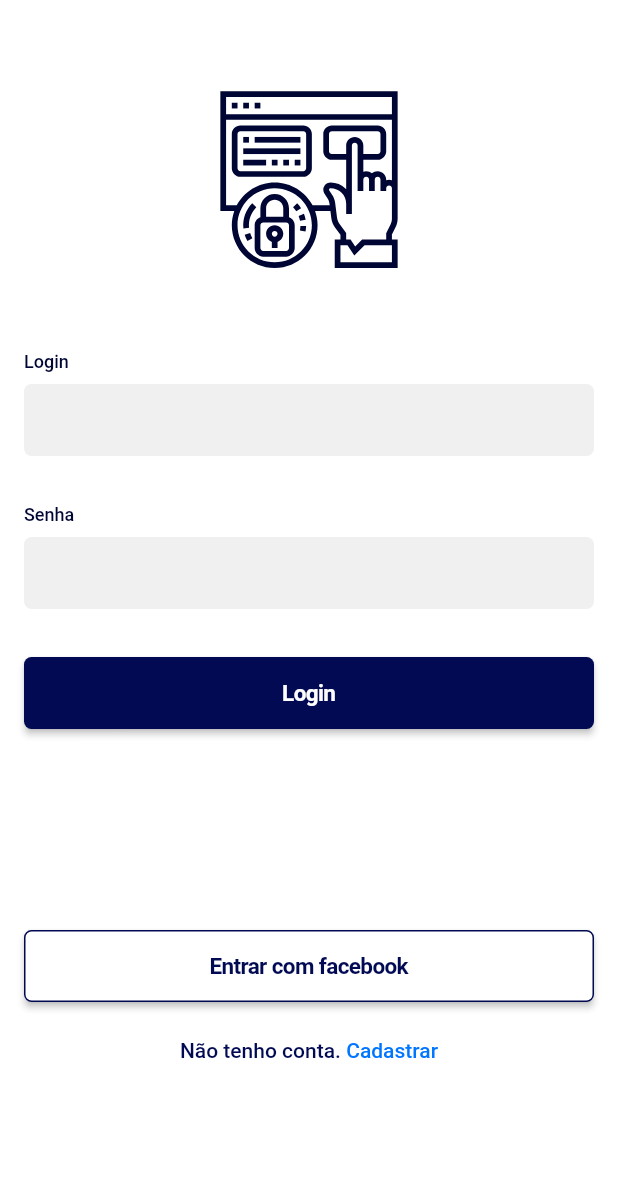
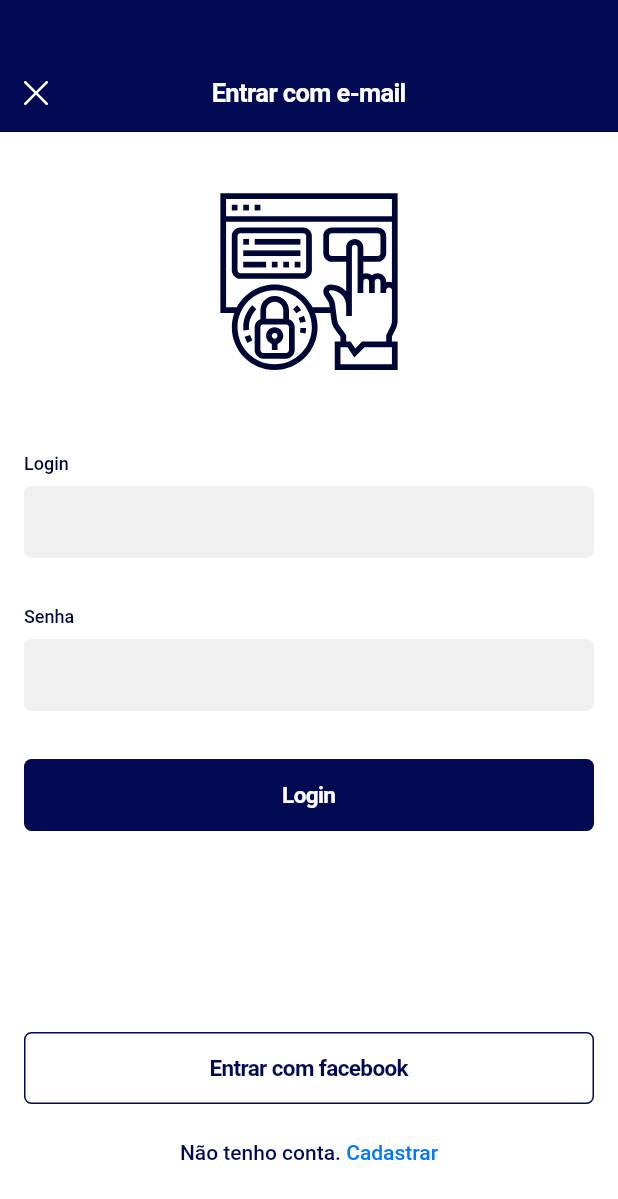
Before and after one commit to Daanilo-s19/mesa_news_challenge, a Flutter app: the SigninPage screen opened by its route, on a phone screen of 412 x 824 dp. Shown: the top 1199 px of the screen. Run offline on Flutter 3.47's test engine with Material 2 defaults, Android fonts, the phone set to English and light mode, and no system bars; our stand-ins replace flutter_dotenv, flutter_modular, flutter_svg, mobx; generated files the repository leaves out were written again.

Commit message:
fix: fixed and improvemnts

```diff
--- a/lib/app/main_module.dart
+++ b/lib/app/main_module.dart
@@ -18,7 +18,7 @@ class AppModule extends MainModule {
         ModularRouter("/onboarding",
             module: OnboardingModule(),
             duration: Duration(milliseconds: 500),
-            transition: TransitionType.downToUp),
+            transition: TransitionType.fadeIn),
       ];
 
   static Inject get to => Inject<AppModule>.of();
--- a/lib/modules/splashPage/splash_page.dart
+++ b/lib/modules/splashPage/splash_page.dart
@@ -34,8 +34,7 @@ class _SplashScreenState extends State<SplashPage> {
   @override
   Widget build(BuildContext context) {
     SystemChrome.setSystemUIOverlayStyle(
-        SystemUiOverlayStyle(statusBarColor: Colors.transparent));
-    WidgetsFlutterBinding.ensureInitialized();
+        SystemUiOverlayStyle(statusBarColor: MesaColorsGuide.PRIMARY));
     //If you want to set the font size is scaled according to the system's "font size" assist option
 
     return Scaffold(
--- a/lib/widgets/appbar/appbar_default_widget.dart
+++ b/lib/widgets/appbar/appbar_default_widget.dart
@@ -1,5 +1,6 @@
 import 'package:flutter/material.dart';
 import 'package:flutter_svg/svg.dart';
+import 'package:mesa_news_challenge/themes/colors_guide_theme.dart';
 import 'package:mesa_news_challenge/themes/text_style_guide_theme.dart';
 
 class MesaAppBarDefaultWidget extends StatelessWidget {
@@ -15,10 +16,17 @@ class MesaAppBarDefaultWidget extends StatelessWidget {
   @override
   Widget build(BuildContext context) {
     return Container(
+      height: 88,
+      padding: EdgeInsets.fromLTRB(16, 0, 16, 16),
+      color: MesaColorsGuide.PRIMARY,
+      alignment: Alignment.bottomCenter,
       child: Row(
+        crossAxisAlignment: CrossAxisAlignment.center,
+        mainAxisAlignment: MainAxisAlignment.spaceBetween,
         children: [
           onTapLeft != null
-              ? SvgPicture.asset("assets/close.svg")
+              ? InkWell(
+                  onTap: onTapLeft, child: SvgPicture.asset("assets/close.svg"))
               : SizedBox(
                   width: 16,
                   height: 16,
@@ -29,7 +37,9 @@ class MesaAppBarDefaultWidget extends StatelessWidget {
                 .copyWith(letterSpacing: -.41, color: Colors.white),
           ),
           onTapRight != null
-              ? SvgPicture.asset("assets/close.svg")
+              ? InkWell(
+                  onTap: onTapRight,
+                  child: SvgPicture.asset("assets/close.svg"))
               : SizedBox(
                   width: 16,
                   height: 16,
--- a/lib/widgets/button/button_default_widget.dart
+++ b/lib/widgets/button/button_default_widget.dart
@@ -35,6 +35,7 @@ class _MesaButtonDefaultWidgetState extends State<MesaButtonDefaultWidget> {
           side: widget.border ?? BorderSide.none,
           borderRadius: BorderRadius.all(Radius.circular(5)),
         ),
+        elevation: 0,
         child: Text(
           widget.text,
           style: widget.textStyle ?? MesaTextStyleGuide.button,
```
